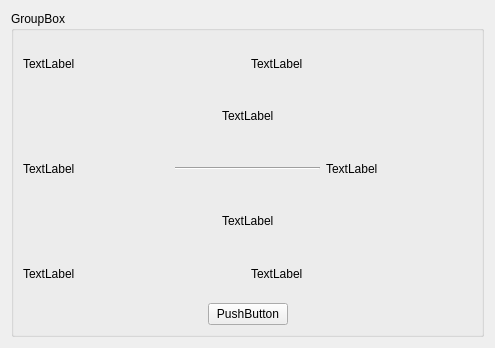
First picture: the form in ticketandseat_info_interface.ui, repository Aloereed/Flightman_Client_DATA130039, before the edit.
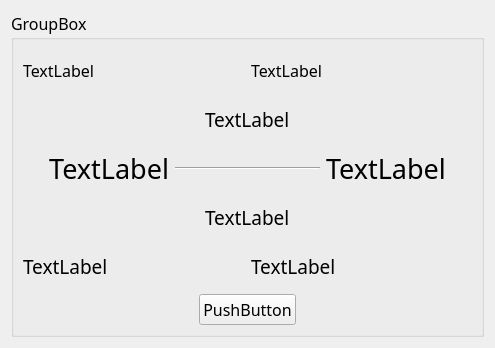
Second picture: the form after the edit.

```diff
--- a/ticketandseat_info_interface.ui
+++ b/ticketandseat_info_interface.ui
@@ -10,6 +10,12 @@
     <height>348</height>
    </rect>
   </property>
+  <property name="font">
+   <font>
+    <family>Yu Gothic UI Semilight</family>
+    <pointsize>12</pointsize>
+   </font>
+  </property>
   <property name="windowTitle">
    <string>Form</string>
   </property>
@@ -26,6 +32,12 @@
          <layout class="QHBoxLayout" name="horizontalLayout_2">
           <item>
            <widget class="QLabel" name="label_ticketID">
+            <property name="font">
+             <font>
+              <family>Yu Gothic UI Semilight</family>
+              <pointsize>12</pointsize>
+             </font>
+            </property>
             <property name="text">
              <string>TextLabel</string>
             </property>
@@ -33,6 +45,12 @@
           </item>
           <item>
            <widget class="QLabel" name="label_actualPay">
+            <property name="font">
+             <font>
+              <family>Yu Gothic UI Semilight</family>
+              <pointsize>12</pointsize>
+             </font>
+            </property>
             <property name="text">
              <string>TextLabel</string>
             </property>
@@ -57,6 +75,12 @@
           </item>
           <item>
            <widget class="QLabel" name="label_flightID">
+            <property name="font">
+             <font>
+              <family>Yu Gothic UI Semilight</family>
+              <pointsize>14</pointsize>
+             </font>
+            </property>
             <property name="text">
              <string>TextLabel</string>
             </property>
@@ -81,9 +105,18 @@
          <layout class="QHBoxLayout" name="horizontalLayout_3">
           <item>
            <widget class="QLabel" name="label_depAirport">
+            <property name="font">
+             <font>
+              <family>Yu Gothic UI Semilight</family>
+              <pointsize>20</pointsize>
+             </font>
+            </property>
             <property name="text">
              <string>TextLabel</string>
             </property>
+            <property name="alignment">
+             <set>Qt::AlignRight|Qt::AlignTrailing|Qt::AlignVCenter</set>
+            </property>
            </widget>
           </item>
           <item>
@@ -95,6 +128,12 @@
           </item>
           <item>
            <widget class="QLabel" name="label_arvAirport">
+            <property name="font">
+             <font>
+              <family>Yu Gothic UI Semilight</family>
+              <pointsize>20</pointsize>
+             </font>
+            </property>
             <property name="text">
              <string>TextLabel</string>
             </property>
@@ -119,6 +158,12 @@
           </item>
           <item>
            <widget class="QLabel" name="label_depDateTime">
+            <property name="font">
+             <font>
+              <family>Yu Gothic UI Semilight</family>
+              <pointsize>14</pointsize>
+             </font>
+            </property>
             <property name="text">
              <string>TextLabel</string>
             </property>
@@ -143,6 +188,12 @@
          <layout class="QHBoxLayout" name="horizontalLayout">
           <item>
            <widget class="QLabel" name="label_class">
+            <property name="font">
+             <font>
+              <family>Yu Gothic UI Semilight</family>
+              <pointsize>14</pointsize>
+             </font>
+            </property>
             <property name="text">
              <string>TextLabel</string>
             </property>
@@ -150,6 +201,12 @@
           </item>
           <item>
            <widget class="QLabel" name="label_seat">
+            <property name="font">
+             <font>
+              <family>Yu Gothic UI Semilight</family>
+              <pointsize>14</pointsize>
+             </font>
+            </property>
             <property name="text">
              <string>TextLabel</string>
             </property>
@@ -174,6 +231,12 @@
           </item>
           <item>
            <widget class="QPushButton" name="pushButton_cancel">
+            <property name="font">
+             <font>
+              <family>Yu Gothic UI Semilight</family>
+              <pointsize>12</pointsize>
+             </font>
+            </property>
             <property name="text">
              <string>PushButton</string>
             </property>
```
